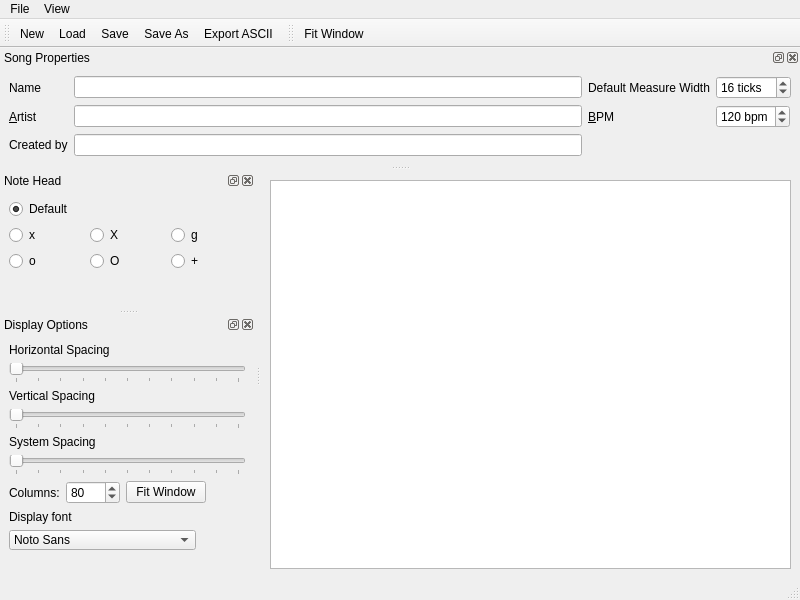
First picture: the form in src/GUI/drumburp.ui, repository Whatang/DrumBurp, before the edit.
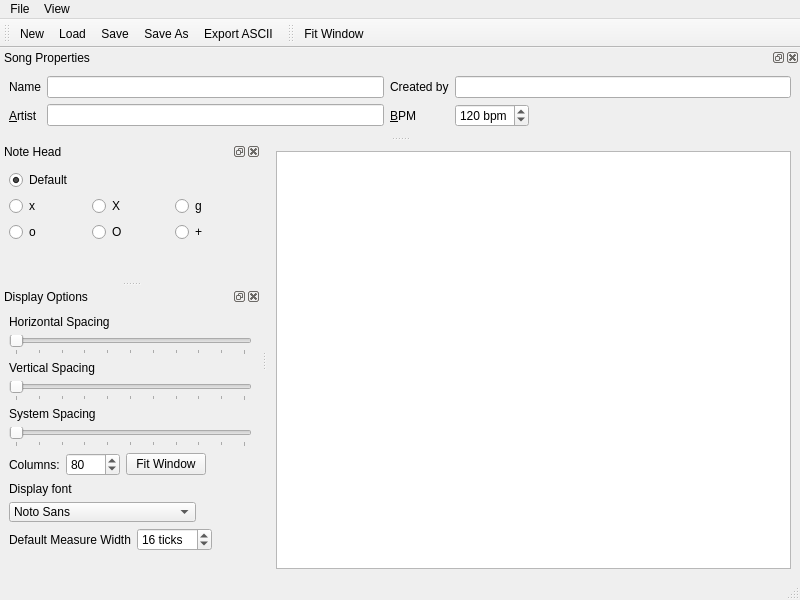
Second picture: the form after the edit. Custom widgets are drawn as their Qt base class.

Patch:
```diff
--- a/src/GUI/drumburp.ui
+++ b/src/GUI/drumburp.ui
@@ -545,6 +545,52 @@
        </property>
       </widget>
      </item>
+     <item>
+      <layout class="QHBoxLayout" name="horizontalLayout">
+       <item>
+        <widget class="QLabel" name="label_4">
+         <property name="text">
+          <string>Default Measure Width</string>
+         </property>
+        </widget>
+       </item>
+       <item>
+        <widget class="QSpinBox" name="defaultMeasureWidthSpinBox">
+         <property name="toolTip">
+          <string>Default Measure Width</string>
+         </property>
+         <property name="statusTip">
+          <string>The number of ticks in default measures added to the Score</string>
+         </property>
+         <property name="suffix">
+          <string> ticks</string>
+         </property>
+         <property name="minimum">
+          <number>1</number>
+         </property>
+         <property name="maximum">
+          <number>256</number>
+         </property>
+         <property name="value">
+          <number>16</number>
+         </property>
+        </widget>
+       </item>
+       <item>
+        <spacer name="horizontalSpacer_2">
+         <property name="orientation">
+          <enum>Qt::Horizontal</enum>
+         </property>
+         <property name="sizeHint" stdset="0">
+          <size>
+           <width>40</width>
+           <height>20</height>
+          </size>
+         </property>
+        </spacer>
+       </item>
+      </layout>
+     </item>
      <item>
       <spacer name="verticalSpacer_2">
        <property name="orientation">
@@ -622,13 +668,6 @@
        </property>
       </widget>
      </item>
-     <item row="0" column="4">
-      <widget class="QLabel" name="label_4">
-       <property name="text">
-        <string>Default Measure Width</string>
-       </property>
-      </widget>
-     </item>
      <item row="2" column="4">
       <widget class="QLabel" name="bpmLabel">
        <property name="text">
@@ -667,29 +706,7 @@
        </property>
       </widget>
      </item>
-     <item row="0" column="5">
-      <widget class="QSpinBox" name="defaultMeasureWidthSpinBox">
-       <property name="toolTip">
-        <string>Default Measure Width</string>
-       </property>
-       <property name="statusTip">
-        <string>The number of ticks in default measures added to the Score</string>
-       </property>
-       <property name="suffix">
-        <string> ticks</string>
-       </property>
-       <property name="minimum">
-        <number>1</number>
-       </property>
-       <property name="maximum">
-        <number>256</number>
-       </property>
-       <property name="value">
-        <number>16</number>
-       </property>
-      </widget>
-     </item>
-     <item row="3" column="0">
+     <item row="0" column="4">
       <widget class="QLabel" name="tabberLabel">
        <property name="text">
         <string>Created by</string>
@@ -702,7 +719,7 @@
        </property>
       </widget>
      </item>
-     <item row="3" column="1">
+     <item row="0" column="5">
       <widget class="QLineEdit" name="tabberEdit">
        <property name="toolTip">
         <string>Score creator</string>
```
Left out of the diff: 22 changed lines with no effect on the pictures.
